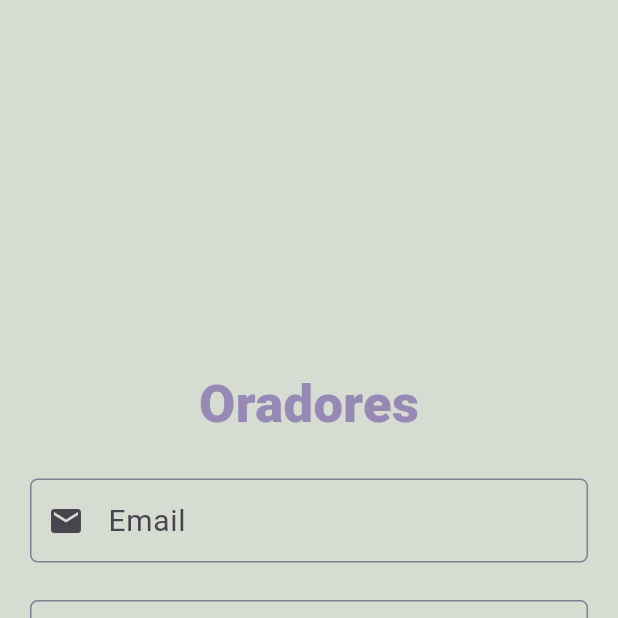
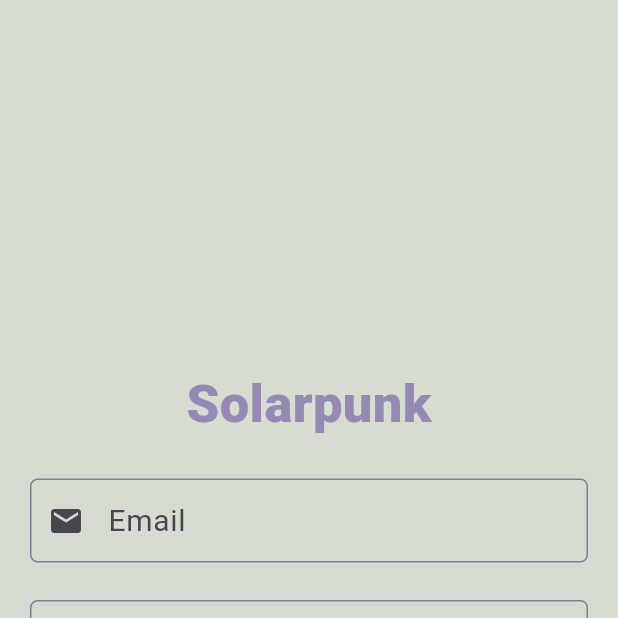
Before and after one commit to caipora-cs/solarpunk, a Flutter app: the screen it shows after launch, on a phone screen of 412 x 824 dp, the top half of it. Run offline on Flutter 3.47's test engine with Material 3 defaults, Android fonts, the phone set to English and light mode, and no system bars; our stand-ins replace cloud_firestore, firebase_auth, firebase_core, firebase_storage, get, google_fonts and 2 more; missing offline and left inert: dart:ffi; accounts and stored records are empty; generated files the repository leaves out were written again.

Commit message:
Reverting some changes and bug fixing.

```diff
--- a/lib/views/screens/login_view.dart
+++ b/lib/views/screens/login_view.dart
@@ -19,7 +19,7 @@ class LoginScreen extends StatelessWidget {
           mainAxisAlignment: MainAxisAlignment.center,
           children: [
             Text(
-              'Oradores',
+              'Solarpunk',
               style: TextStyle(
                 fontSize: 35,
                 fontFamily: GoogleFonts.notoSansPahawhHmong().fontFamily,
--- a/lib/views/screens/signup_view.dart
+++ b/lib/views/screens/signup_view.dart
@@ -22,7 +22,7 @@ class SignupScreen extends StatelessWidget {
           mainAxisAlignment: MainAxisAlignment.center,
           children: [
             Text(
-              'Oradores',
+              'Solarpunk',
               style: TextStyle(
                 fontSize: 35,
                 fontFamily: GoogleFonts.notoSansPahawhHmong().fontFamily,
```
